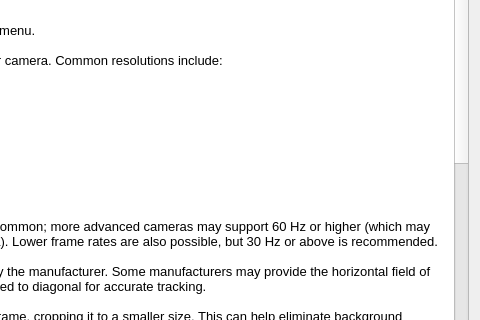
The window that tracker-arucohead/arucohead-help.ui (opentrack/opentrack) describes before a commit, drawn with Qt 5; both pictures show x 338 to 818 and y 149 to 469 of the 818 by 650 pixel window.
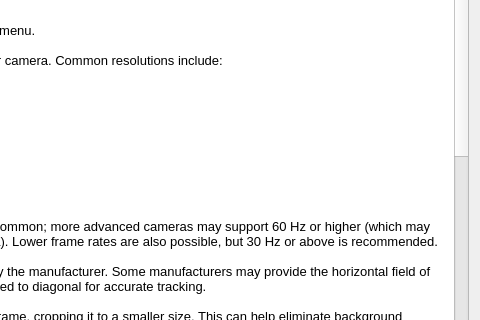
The same window after the commit.

Commit message: Update help text, recommend use of larger borders.

The edit to the form file:
```diff
--- a/tracker-arucohead/arucohead-help.ui
+++ b/tracker-arucohead/arucohead-help.ui
@@ -81,45 +81,46 @@
 &lt;p style=&quot;-qt-paragraph-type:empty; margin-top:0px; margin-bottom:0px; margin-left:0px; margin-right:0px; -qt-block-indent:0; text-indent:0px; font-size:10pt;&quot;&gt;&lt;br /&gt;&lt;/p&gt;
 &lt;p style=&quot; margin-top:0px; margin-bottom:0px; margin-left:0px; margin-right:0px; -qt-block-indent:0; text-indent:0px;&quot;&gt;&lt;span style=&quot; font-size:14pt; font-weight:700;&quot;&gt;ArUco&lt;/span&gt;&lt;/p&gt;
 &lt;p style=&quot;-qt-paragraph-type:empty; margin-top:0px; margin-bottom:0px; margin-left:0px; margin-right:0px; -qt-block-indent:0; text-indent:0px;&quot;&gt;&lt;br /&gt;&lt;/p&gt;
-&lt;p style=&quot; margin-top:0px; margin-bottom:0px; margin-left:0px; margin-right:0px; -qt-block-indent:0; text-indent:0px;&quot;&gt;&lt;span style=&quot; font-size:10pt;&quot;&gt;Markers should be affixed to a rigid surface such as cardboard or a 3d-printed plate — preferably using thin, double-sided tape or a very thin layer of glue as from a glue stick — and attached to a hat or head band. Always start the tracker while in neutral position, head facing forward looking straight at the monitor. Avoid mounting the markers such that they're flat to the camera while in this position as detection can be unstable or jittery when markers are flat to the camera.&lt;/span&gt;&lt;/p&gt;
+&lt;p style=&quot; margin-top:0px; margin-bottom:0px; margin-left:0px; margin-right:0px; -qt-block-indent:0; text-indent:0px;&quot;&gt;&lt;span style=&quot; font-size:10pt;&quot;&gt;Markers can be generated and printed at &lt;/span&gt;&lt;a href=&quot;https://chev.me/arucogen/&quot;&gt;&lt;span style=&quot; font-size:10pt; text-decoration: underline; color:#003e92;&quot;&gt;chev.me/arucogen/&lt;/span&gt;&lt;/a&gt;&lt;span style=&quot; font-size:10pt;&quot;&gt;. Use double-sided tape or a thin layer of glue stick to affix the printed markers to a rigid surface like cardboard or a 3D-printed plate, then mount them on a hat or head band. Start the tracker with your head facing forward, looking straight at the monitor. Avoid mounting the markers such that they're flat to the camera while in this position as pose detection is less reliable when markers are facing the camera straight-on.&lt;/span&gt;&lt;/p&gt;
 &lt;p style=&quot;-qt-paragraph-type:empty; margin-top:0px; margin-bottom:0px; margin-left:0px; margin-right:0px; -qt-block-indent:0; text-indent:0px;&quot;&gt;&lt;br /&gt;&lt;/p&gt;
-&lt;p style=&quot; margin-top:0px; margin-bottom:0px; margin-left:0px; margin-right:0px; -qt-block-indent:0; text-indent:0px;&quot;&gt;&lt;span style=&quot; font-size:10pt; font-weight:700;&quot;&gt;Dictionary&lt;/span&gt;&lt;span style=&quot; font-size:10pt;&quot;&gt;: ArUcoHead supports the use of &lt;/span&gt;&lt;span style=&quot; font-size:10pt; font-style:italic;&quot;&gt;ArUco MIP 36h12&lt;/span&gt;&lt;span style=&quot; font-size:10pt;&quot;&gt;, &lt;/span&gt;&lt;span style=&quot; font-size:10pt; font-style:italic;&quot;&gt;AprilTag 36h11&lt;/span&gt;&lt;span style=&quot; font-size:10pt;&quot;&gt;, and &lt;/span&gt;&lt;span style=&quot; font-size:10pt; font-style:italic;&quot;&gt;Original ArUco&lt;/span&gt;&lt;span style=&quot; font-size:10pt;&quot;&gt; markers. ArUco MIP 36h12 and AprilTag 36h11 offer the best reliability — more accurate ID detection with fewer false positives — while Original ArUco may be slightly faster. Markers can be generated and printed at &lt;/span&gt;&lt;a href=&quot;https://chev.me/arucogen/&quot;&gt;&lt;span style=&quot; font-size:10pt; text-decoration: underline; color:#003e92;&quot;&gt;chev.me/arucogen/&lt;/span&gt;&lt;/a&gt;&lt;span style=&quot; font-size:10pt;&quot;&gt;.&lt;/span&gt;&lt;/p&gt;
+&lt;p style=&quot; margin-top:0px; margin-bottom:0px; margin-left:0px; margin-right:0px; -qt-block-indent:0; text-indent:0px;&quot;&gt;&lt;span style=&quot; font-size:10pt; font-weight:700;&quot;&gt;Dictionary&lt;/span&gt;&lt;span style=&quot; font-size:10pt;&quot;&gt;: ArUcoHead supports the use of &lt;/span&gt;&lt;span style=&quot; font-size:10pt; font-style:italic;&quot;&gt;ArUco MIP 36h12&lt;/span&gt;&lt;span style=&quot; font-size:10pt;&quot;&gt;, &lt;/span&gt;&lt;span style=&quot; font-size:10pt; font-style:italic;&quot;&gt;AprilTag 36h11&lt;/span&gt;&lt;span style=&quot; font-size:10pt;&quot;&gt;, and &lt;/span&gt;&lt;span style=&quot; font-size:10pt; font-style:italic;&quot;&gt;Original ArUco&lt;/span&gt;&lt;span style=&quot; font-size:10pt;&quot;&gt; markers. ArUco MIP 36h12 and AprilTag 36h11 offer the best reliability — more accurate ID detection with fewer false positives — while Original ArUco may be slightly faster.&lt;/span&gt;&lt;/p&gt;
 &lt;p style=&quot;-qt-paragraph-type:empty; margin-top:0px; margin-bottom:0px; margin-left:0px; margin-right:0px; -qt-block-indent:0; text-indent:0px; font-size:10pt;&quot;&gt;&lt;br /&gt;&lt;/p&gt;
-&lt;p style=&quot; margin-top:0px; margin-bottom:0px; margin-left:0px; margin-right:0px; -qt-block-indent:0; text-indent:0px;&quot;&gt;&lt;span style=&quot; font-size:10pt; font-weight:700;&quot;&gt;Marker size&lt;/span&gt;&lt;span style=&quot; font-size:10pt;&quot;&gt;: The ideal marker size will depend on camera resolution, the maximum distance from the camera, and personal comfort. Higher resolutions and shorter distances allow for smaller markers. The default is 80mm, which is suitable for close to medium distances.&lt;/span&gt;&lt;/p&gt;
+&lt;p style=&quot; margin-top:0px; margin-bottom:0px; margin-left:0px; margin-right:0px; -qt-block-indent:0; text-indent:0px;&quot;&gt;&lt;span style=&quot; font-size:10pt; font-weight:700;&quot;&gt;Marker size&lt;/span&gt;&lt;span style=&quot; font-size:10pt;&quot;&gt;: The ideal marker size will depend on camera resolution, the maximum distance from the camera, and personal comfort. The lower the camera's resolution and the greater the distance from the camera, the larger the markers need to be. The default is 80mm, which is suitable for close to medium distances.&lt;/span&gt;&lt;/p&gt;
 &lt;p style=&quot;-qt-paragraph-type:empty; margin-top:0px; margin-bottom:0px; margin-left:0px; margin-right:0px; -qt-block-indent:0; text-indent:0px; font-size:10pt;&quot;&gt;&lt;br /&gt;&lt;/p&gt;
-&lt;p style=&quot; margin-top:0px; margin-bottom:0px; margin-left:0px; margin-right:0px; -qt-block-indent:0; text-indent:0px;&quot;&gt;&lt;span style=&quot; font-size:10pt;&quot;&gt;For best results always include a plain white border (known as the &amp;quot;quiet zone&amp;quot;) around the marker. This should be at least the width of one cell (one of the black or white squares that make up the marker) of the marker. Minimum requirements are:&lt;/span&gt;&lt;/p&gt;
+&lt;p style=&quot; margin-top:0px; margin-bottom:0px; margin-left:0px; margin-right:0px; -qt-block-indent:0; text-indent:0px;&quot;&gt;&lt;span style=&quot; font-size:10pt;&quot;&gt;For best results always include a plain white border around the marker. This border should be at least the width of one marker cell (one of the black or white squares that make up the marker), and preferably the width of two cells. Small borders are likely to give poor results, especially at lower resolutions.&lt;/span&gt;&lt;/p&gt;
 &lt;p style=&quot; margin-top:12px; margin-bottom:12px; margin-left:0px; margin-right:0px; -qt-block-indent:0; text-indent:0px;&quot;&gt;    &lt;/p&gt;
 &lt;table border=&quot;0&quot; style=&quot; margin-top:0px; margin-bottom:0px; margin-left:0px; margin-right:0px;&quot; cellspacing=&quot;2&quot; cellpadding=&quot;0&quot;&gt;&lt;thead&gt;
 &lt;tr&gt;
 &lt;td&gt;
 &lt;p style=&quot; margin-top:0px; margin-bottom:0px; margin-left:0px; margin-right:0px; -qt-block-indent:0; text-indent:0px;&quot;&gt;&lt;span style=&quot; font-size:10pt; text-decoration: underline;&quot;&gt;Marker Type&lt;/span&gt;&lt;/p&gt;&lt;/td&gt;
 &lt;td&gt;
-&lt;p style=&quot; margin-top:0px; margin-bottom:0px; margin-left:0px; margin-right:0px; -qt-block-indent:0; text-indent:0px;&quot;&gt;&lt;span style=&quot; font-size:10pt; text-decoration: underline;&quot;&gt;Quiet Zone Size&lt;/span&gt;&lt;/p&gt;&lt;/td&gt;
+&lt;p style=&quot; margin-top:0px; margin-bottom:0px; margin-left:0px; margin-right:0px; -qt-block-indent:0; text-indent:0px;&quot;&gt;&lt;span style=&quot; font-size:10pt; text-decoration: underline;&quot;&gt;Minimum Border Size&lt;/span&gt;&lt;/p&gt;&lt;/td&gt;
 &lt;td&gt;
-&lt;p align=&quot;center&quot; style=&quot; margin-top:0px; margin-bottom:0px; margin-left:0px; margin-right:0px; -qt-block-indent:0; text-indent:0px;&quot;&gt;&lt;span style=&quot; font-size:10pt; text-decoration: underline;&quot;&gt;Total Mounted Size&lt;/span&gt;&lt;/p&gt;&lt;/td&gt;&lt;/tr&gt;&lt;/thead&gt;
+&lt;p style=&quot; margin-top:0px; margin-bottom:0px; margin-left:0px; margin-right:0px; -qt-block-indent:0; text-indent:0px;&quot;&gt;&lt;span style=&quot; font-size:10pt; text-decoration: underline;&quot;&gt;Preferred Border Size&lt;/span&gt;&lt;/p&gt;&lt;/td&gt;&lt;/tr&gt;&lt;/thead&gt;
 &lt;tr&gt;
 &lt;td&gt;
 &lt;p style=&quot; margin-top:0px; margin-bottom:0px; margin-left:0px; margin-right:0px; -qt-block-indent:0; text-indent:0px;&quot;&gt;&lt;span style=&quot; font-size:10pt;&quot;&gt;ArUco MIP 36h12     &lt;/span&gt;&lt;/p&gt;&lt;/td&gt;
 &lt;td&gt;
-&lt;p style=&quot; margin-top:0px; margin-bottom:0px; margin-left:0px; margin-right:0px; -qt-block-indent:0; text-indent:0px;&quot;&gt;&lt;span style=&quot; font-size:10pt;&quot;&gt;Marker size x 1⁄8         &lt;/span&gt;&lt;/p&gt;&lt;/td&gt;
+&lt;p style=&quot; margin-top:0px; margin-bottom:0px; margin-left:0px; margin-right:0px; -qt-block-indent:0; text-indent:0px;&quot;&gt;&lt;span style=&quot; font-size:10pt;&quot;&gt;Marker size x 1⁄8             &lt;/span&gt;&lt;/p&gt;&lt;/td&gt;
 &lt;td&gt;
-&lt;p style=&quot; margin-top:0px; margin-bottom:0px; margin-left:0px; margin-right:0px; -qt-block-indent:0; text-indent:0px;&quot;&gt;&lt;span style=&quot; font-size:10pt;&quot;&gt;Marker size x 10⁄8&lt;/span&gt;&lt;/p&gt;&lt;/td&gt;&lt;/tr&gt;
+&lt;p style=&quot; margin-top:0px; margin-bottom:0px; margin-left:0px; margin-right:0px; -qt-block-indent:0; text-indent:0px;&quot;&gt;&lt;span style=&quot; font-size:10pt;&quot;&gt;Marker size x 2⁄8&lt;/span&gt;&lt;/p&gt;&lt;/td&gt;&lt;/tr&gt;
 &lt;tr&gt;
 &lt;td&gt;
 &lt;p style=&quot; margin-top:0px; margin-bottom:0px; margin-left:0px; margin-right:0px; -qt-block-indent:0; text-indent:0px;&quot;&gt;&lt;span style=&quot; font-size:10pt;&quot;&gt;AprilTag 36h11      &lt;/span&gt;&lt;/p&gt;&lt;/td&gt;
 &lt;td&gt;
-&lt;p style=&quot; margin-top:0px; margin-bottom:0px; margin-left:0px; margin-right:0px; -qt-block-indent:0; text-indent:0px;&quot;&gt;&lt;span style=&quot; font-size:10pt;&quot;&gt;Marker size x 1⁄8      &lt;/span&gt;&lt;/p&gt;&lt;/td&gt;
+&lt;p style=&quot; margin-top:0px; margin-bottom:0px; margin-left:0px; margin-right:0px; -qt-block-indent:0; text-indent:0px;&quot;&gt;&lt;span style=&quot; font-size:10pt;&quot;&gt;Marker size x 1⁄8          &lt;/span&gt;&lt;/p&gt;&lt;/td&gt;
 &lt;td&gt;
-&lt;p style=&quot; margin-top:0px; margin-bottom:0px; margin-left:0px; margin-right:0px; -qt-block-indent:0; text-indent:0px;&quot;&gt;&lt;span style=&quot; font-size:10pt;&quot;&gt;Marker size x 10⁄8&lt;/span&gt;&lt;/p&gt;&lt;/td&gt;&lt;/tr&gt;
+&lt;p style=&quot; margin-top:0px; margin-bottom:0px; margin-left:0px; margin-right:0px; -qt-block-indent:0; text-indent:0px;&quot;&gt;&lt;span style=&quot; font-size:10pt;&quot;&gt;Marker size x 2⁄8&lt;/span&gt;&lt;/p&gt;&lt;/td&gt;&lt;/tr&gt;
 &lt;tr&gt;
 &lt;td&gt;
 &lt;p style=&quot; margin-top:0px; margin-bottom:0px; margin-left:0px; margin-right:0px; -qt-block-indent:0; text-indent:0px;&quot;&gt;&lt;span style=&quot; font-size:10pt;&quot;&gt;Original ArUco&lt;/span&gt;&lt;/p&gt;&lt;/td&gt;
 &lt;td&gt;
-&lt;p style=&quot; margin-top:0px; margin-bottom:0px; margin-left:0px; margin-right:0px; -qt-block-indent:0; text-indent:0px;&quot;&gt;&lt;span style=&quot; font-size:10pt;&quot;&gt;Marker size x 1⁄7 &lt;/span&gt;&lt;/p&gt;&lt;/td&gt;
+&lt;p style=&quot; margin-top:0px; margin-bottom:0px; margin-left:0px; margin-right:0px; -qt-block-indent:0; text-indent:0px;&quot;&gt;&lt;span style=&quot; font-size:10pt;&quot;&gt;Marker size x 1⁄7     &lt;/span&gt;&lt;/p&gt;&lt;/td&gt;
 &lt;td&gt;
-&lt;p style=&quot; margin-top:0px; margin-bottom:0px; margin-left:0px; margin-right:0px; -qt-block-indent:0; text-indent:0px;&quot;&gt;&lt;span style=&quot; font-size:10pt;&quot;&gt;Marker size x 9⁄7&lt;/span&gt;&lt;/p&gt;&lt;/td&gt;&lt;/tr&gt;&lt;/table&gt;
-&lt;p style=&quot; margin-top:0px; margin-bottom:0px; margin-left:0px; margin-right:0px; -qt-block-indent:0; text-indent:0px;&quot;&gt;&lt;span style=&quot; font-size:10pt;&quot;&gt;&lt;br /&gt;&lt;/span&gt;&lt;span style=&quot; font-size:10pt; font-style:italic;&quot;&gt;Example: A 60 mm MIP 36h12 marker requires a 7.5 mm white border on all sides, for a total mounted area of 75 × 75 mm.&lt;/span&gt;&lt;/p&gt;
-&lt;p style=&quot; margin-top:0px; margin-bottom:0px; margin-left:0px; margin-right:0px; -qt-block-indent:0; text-indent:0px;&quot;&gt;&lt;span style=&quot; font-size:10pt; font-weight:700;&quot;&gt;&lt;br /&gt;Number of markers&lt;/span&gt;&lt;span style=&quot; font-size:10pt;&quot;&gt;: The maximum number of markers to use for pose estimation.&lt;/span&gt;&lt;/p&gt;
+&lt;p style=&quot; margin-top:0px; margin-bottom:0px; margin-left:0px; margin-right:0px; -qt-block-indent:0; text-indent:0px;&quot;&gt;&lt;span style=&quot; font-size:10pt;&quot;&gt;Marker size x 2⁄7&lt;/span&gt;&lt;/p&gt;&lt;/td&gt;&lt;/tr&gt;&lt;/table&gt;
+&lt;p style=&quot; margin-top:0px; margin-bottom:0px; margin-left:0px; margin-right:0px; -qt-block-indent:0; text-indent:0px;&quot;&gt;&lt;span style=&quot; font-size:10pt;&quot;&gt;&lt;br /&gt;&lt;/span&gt;&lt;span style=&quot; font-size:10pt; font-style:italic;&quot;&gt;Example: A 80 mm MIP 36h12 marker requires a 10 mm white border on all sides at a minimum, for a total mounted area of 100 × 100 mm. For better results, a 20 mm border is prefered for a total mounted area of 120 x 120 mm.&lt;/span&gt;&lt;/p&gt;
+&lt;p style=&quot;-qt-paragraph-type:empty; margin-top:0px; margin-bottom:0px; margin-left:0px; margin-right:0px; -qt-block-indent:0; text-indent:0px; font-size:10pt; font-style:italic;&quot;&gt;&lt;br /&gt;&lt;/p&gt;
+&lt;p style=&quot; margin-top:0px; margin-bottom:0px; margin-left:0px; margin-right:0px; -qt-block-indent:0; text-indent:0px;&quot;&gt;&lt;span style=&quot; font-size:10pt; font-weight:700;&quot;&gt;Number of markers&lt;/span&gt;&lt;span style=&quot; font-size:10pt;&quot;&gt;: The maximum number of markers to use for pose estimation.&lt;/span&gt;&lt;/p&gt;
 &lt;p style=&quot;-qt-paragraph-type:empty; margin-top:0px; margin-bottom:0px; margin-left:0px; margin-right:0px; -qt-block-indent:0; text-indent:0px; font-size:10pt;&quot;&gt;&lt;br /&gt;&lt;/p&gt;
 &lt;p style=&quot; margin-top:0px; margin-bottom:0px; margin-left:0px; margin-right:0px; -qt-block-indent:0; text-indent:0px;&quot;&gt;&lt;span style=&quot; font-size:10pt; font-weight:700;&quot;&gt;First marker ID&lt;/span&gt;&lt;span style=&quot; font-size:10pt;&quot;&gt;: The ID of the lowest-numbered marker to use. Other markers should be numbered sequentially from this value. Together with the number of markers, this defines the range of IDs the tracker will look for. Any ID outside this range is ignored to guard against false detections.&lt;/span&gt;&lt;/p&gt;
 &lt;p style=&quot;-qt-paragraph-type:empty; margin-top:0px; margin-bottom:0px; margin-left:0px; margin-right:0px; -qt-block-indent:0; text-indent:0px;&quot;&gt;&lt;br /&gt;&lt;/p&gt;
```
